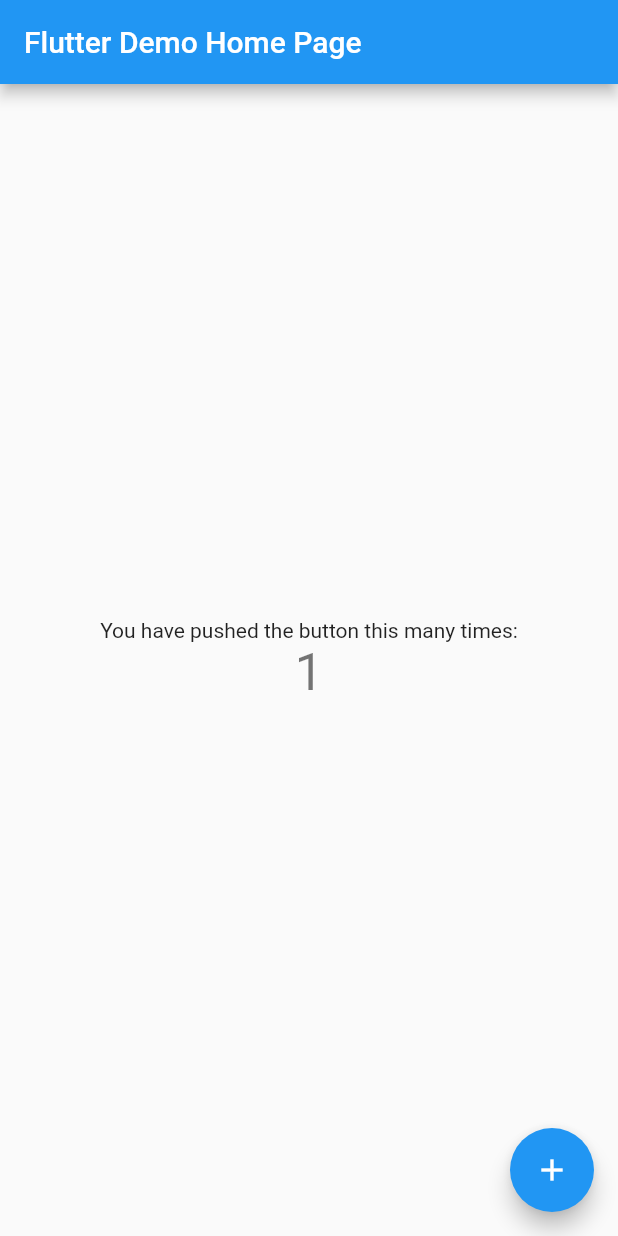
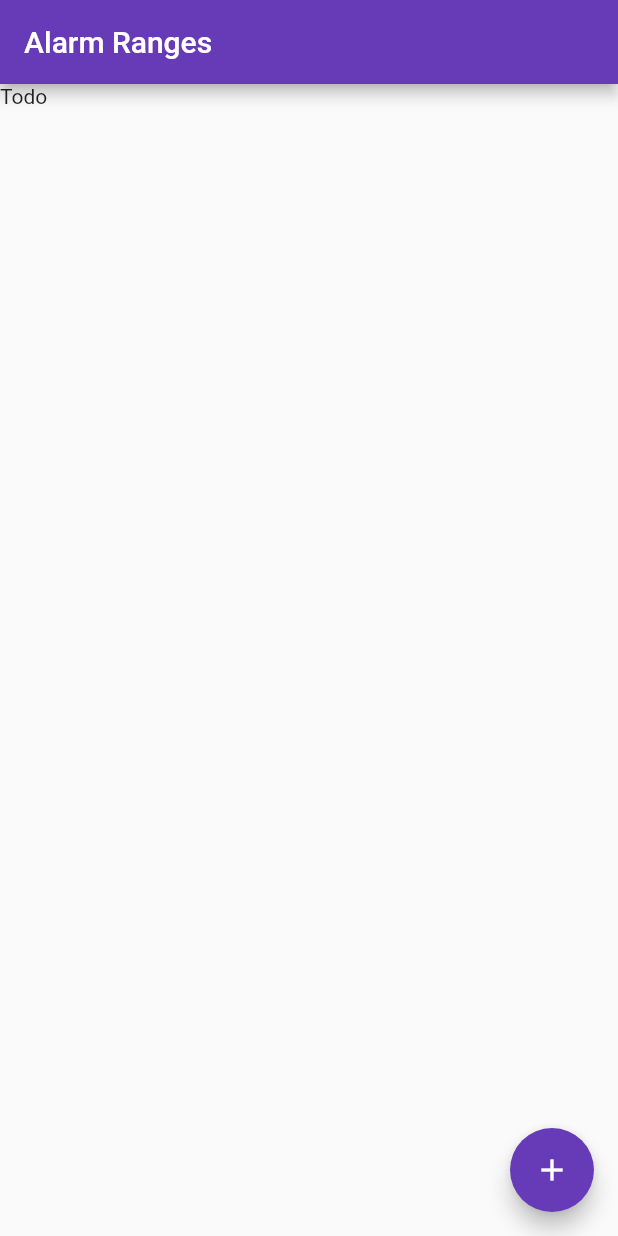
Before and after one commit to scourgemancer/flutter-alarm-ranges, a Flutter app: the screen it shows after launch, after a tap on the "add" icon, on a phone screen of 412 x 824 dp. Run offline on Flutter 3.47's test engine with Material 2 defaults, Android fonts, the phone set to English and light mode, and no system bars.

Commit message:
Implements skeleton code

```diff
--- a/alarm_ranges/lib/main.dart
+++ b/alarm_ranges/lib/main.dart
@@ -6,11 +6,11 @@ class MyApp extends StatelessWidget {
   @override
   Widget build(BuildContext context) {
     return new MaterialApp(
-      title: 'Flutter Demo',
+      title: 'Alarm Ranges',
       theme: new ThemeData(
-        primarySwatch: Colors.blue,
+        primarySwatch: Colors.deepPurple,
       ),
-      home: new MyHomePage(title: 'Flutter Demo Home Page'),
+      home: new MyHomePage(title: 'Alarm Ranges'),
     );
   }
 }
@@ -25,11 +25,11 @@ class MyHomePage extends StatefulWidget {
 }
 
 class _MyHomePageState extends State<MyHomePage> {
-  int _counter = 0;
+  List<Alarm> _alarms = new List();
 
-  void _incrementCounter() {
+  void _newAlarm() {
     setState(() {
-      _counter++;
+      _alarms.add(new Alarm());
     });
   }
 
@@ -40,24 +40,29 @@ class _MyHomePageState extends State<MyHomePage> {
         title: new Text(widget.title),
       ),
       body: new Center(
-        child: new Column(
-          mainAxisAlignment: MainAxisAlignment.center,
-          children: <Widget>[
-            new Text(
-              'You have pushed the button this many times:',
-            ),
-            new Text(
-              '$_counter',
-              style: Theme.of(context).textTheme.display1,
-            ),
-          ],
-        ),
+        child: ListView.builder(
+            itemCount: _alarms.length,
+            itemBuilder: (BuildContext ctxt, int index) => _alarms[index]),
       ),
       floatingActionButton: new FloatingActionButton(
-        onPressed: _incrementCounter,
-        tooltip: 'Increment',
+        onPressed: _newAlarm,
+        tooltip: 'Create new alarm',
         child: new Icon(Icons.add),
       ),
     );
   }
 }
+
+class Alarm extends StatefulWidget {
+  Alarm({Key key}) : super(key: key);
+
+  @override
+  _AlarmState createState() => new _AlarmState();
+}
+
+class _AlarmState extends State<Alarm> {
+  @override
+  Widget build(BuildContext context) {
+    return new Text("Todo");
+  }
+}
```
